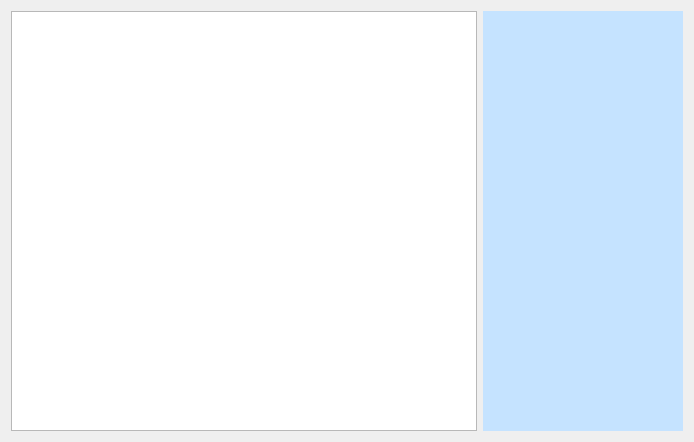
alexandrutm/UnivTimetable, file Orar/OrarApp/DisplayTimetableView.ui: the form before one commit.
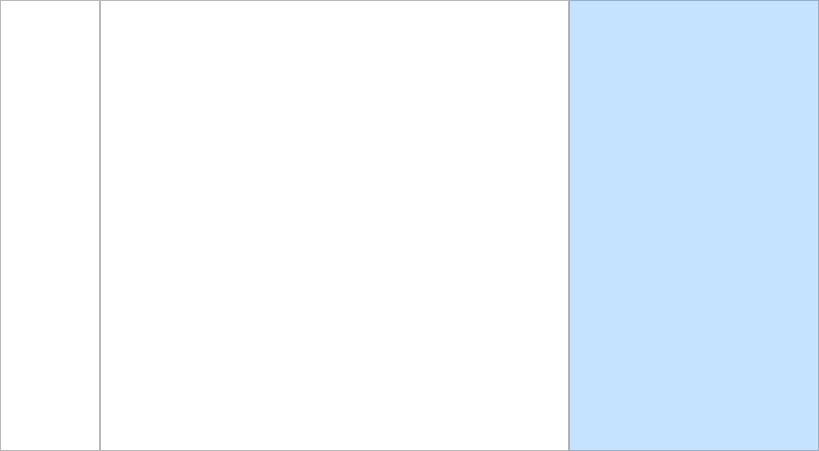
The form after the commit.

Commit message: Changed table view from class with a tree view to easily see the groups and subgroups of the year class

Patch:
```diff
--- a/Orar/OrarApp/DisplayTimetableView.ui
+++ b/Orar/OrarApp/DisplayTimetableView.ui
@@ -6,14 +6,39 @@
    <rect>
     <x>0</x>
     <y>0</y>
-    <width>694</width>
-    <height>442</height>
+    <width>819</width>
+    <height>451</height>
    </rect>
   </property>
   <property name="windowTitle">
    <string>DisplayTimetableView</string>
   </property>
   <layout class="QHBoxLayout" name="horizontalLayout">
+   <property name="spacing">
+    <number>0</number>
+   </property>
+   <property name="leftMargin">
+    <number>0</number>
+   </property>
+   <property name="topMargin">
+    <number>0</number>
+   </property>
+   <property name="rightMargin">
+    <number>0</number>
+   </property>
+   <property name="bottomMargin">
+    <number>0</number>
+   </property>
+   <item>
+    <widget class="QTableView" name="mClassTableView">
+     <property name="maximumSize">
+      <size>
+       <width>100</width>
+       <height>16777215</height>
+      </size>
+     </property>
+    </widget>
+   </item>
    <item>
     <widget class="QTableView" name="mTimeTableView">
      <property name="horizontalScrollBarPolicy">
@@ -40,7 +65,7 @@
      </property>
      <property name="maximumSize">
       <size>
-       <width>300</width>
+       <width>250</width>
        <height>16777215</height>
       </size>
      </property>
@@ -69,6 +94,9 @@
       <property name="bottomMargin">
        <number>0</number>
       </property>
+      <item>
+       <widget class="QTableView" name="mLessonTableView"/>
+      </item>
      </layout>
     </widget>
    </item>
```
The commit also changes 29 other files.
